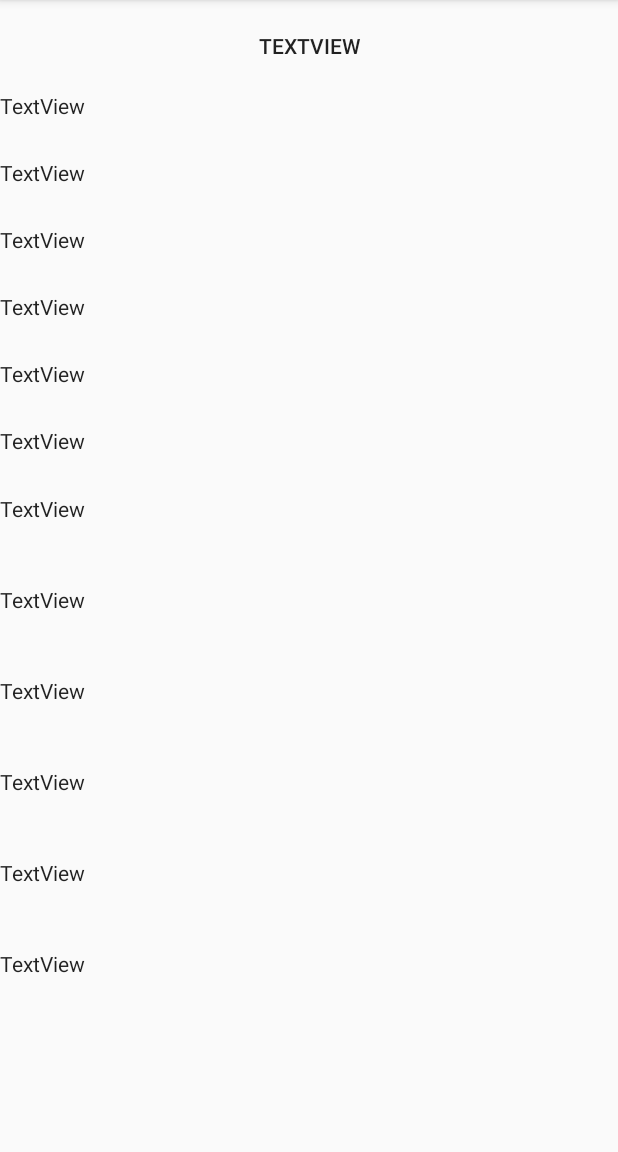
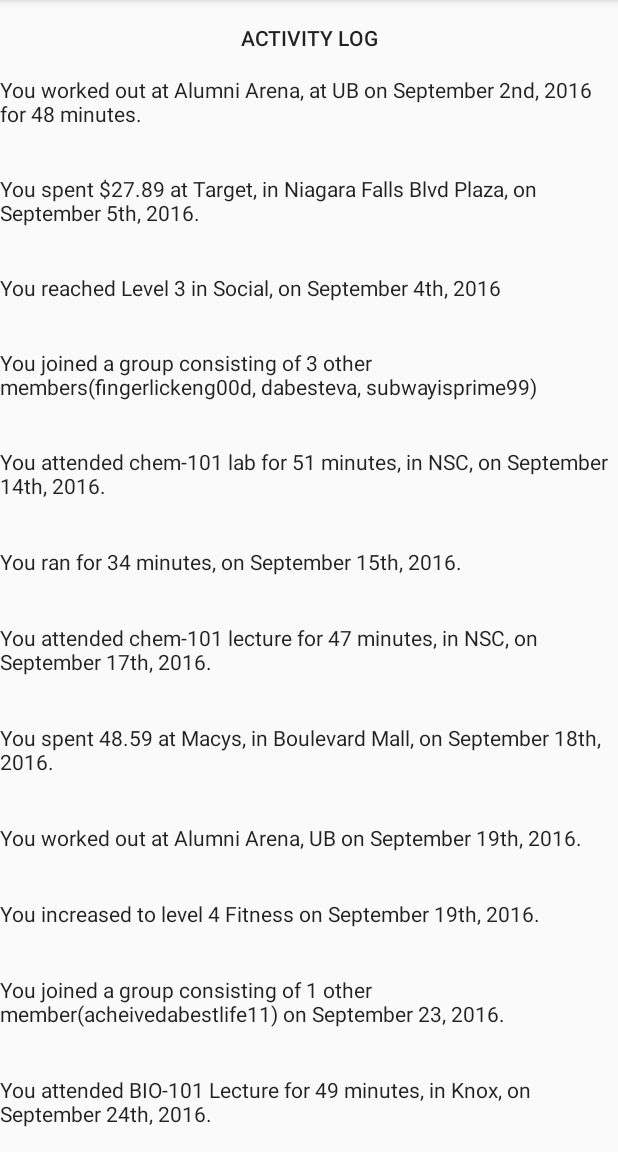
Before and after one commit to achievelife/android, an Android app: the activity_log screen opened directly, with no data from a screen before it, on a phone screen of 412 x 824 dp, the part 84-1236 px from its top. Run offline under Robolectric (Android 15) with nearby library versions, the phone set to English and light mode, and no system bars.

Commit message:
made runnable activity log with demo values

```diff
--- a/AchieveLife/app/src/main/AndroidManifest.xml
+++ b/AchieveLife/app/src/main/AndroidManifest.xml
@@ -40,6 +40,7 @@
             android:label="@string/title_activity_fitness"></activity>
 
         <activity android:name=".activity_log" />
+
     </application>
 
 </manifest>
--- a/AchieveLife/app/src/main/java/cse442/achievelife/Main_login.java
+++ b/AchieveLife/app/src/main/java/cse442/achievelife/Main_login.java
@@ -18,6 +18,7 @@ public class Main_login extends AppCompatActivity {
         Button fitness_Button = (Button) findViewById(R.id.fitnessButton);
         Button leaderBoard_Button = (Button) findViewById(R.id.leaderBoardButton);
         Button settings_Button = (Button) findViewById(R.id.settingsButton);
+        Button activity_log_Button = (Button) findViewById(R.id.activity_logButton);
 
         intelligence_Button.setOnClickListener(new View.OnClickListener(){
             public void onClick(View v){
@@ -33,5 +34,11 @@ public class Main_login extends AppCompatActivity {
             }
         });
 
+        activity_log_Button.setOnClickListener(new View.OnClickListener(){
+            public void onClick(View v){
+                Intent intent = new Intent(getApplicationContext(), activity_log.class);
+                startActivity(intent);
+            }
+        });
     }
 }
--- a/AchieveLife/app/src/main/res/layout/activity_activity_log.xml
+++ b/AchieveLife/app/src/main/res/layout/activity_activity_log.xml
@@ -1,12 +1,14 @@
 <?xml version="1.0" encoding="utf-8"?>
 <LinearLayout xmlns:android="http://schemas.android.com/apk/res/android"
     xmlns:tools="http://schemas.android.com/tools"
-    android:orientation="vertical" android:layout_width="match_parent"
+    android:orientation="vertical"
+    android:layout_width="match_parent"
     android:layout_height="match_parent"
-    android:weightSum="1">
+    android:weightSum="1"
+    tools:context="cse442.achievelife.activity_log" >
 
     <TextView
-        android:text="TextView"
+        android:text="Activity Log"
         android:layout_width="match_parent"
         android:layout_height="wrap_content"
         android:id="@+id/textView8"
@@ -17,61 +19,61 @@
         tools:textSize="14sp" />
 
     <TextView
-        android:text="TextView"
+        android:text="You worked out at Alumni Arena, at UB on September 2nd, 2016 for 48 minutes."
         android:layout_width="match_parent"
         android:layout_height="wrap_content"
         android:id="@+id/textView2"
-        android:layout_weight="0.05"
+        android:layout_weight="0.08"
         tools:text="You worked out at Alumni Arena, at UB on September 2nd, 2016 for 48 minutes."
         android:textAppearance="@style/TextAppearance.AppCompat.Body1" />
 
     <TextView
-        android:text="TextView"
+        android:text="You spent $27.89 at Target, in Niagara Falls Blvd Plaza, on September 5th, 2016."
         android:layout_width="match_parent"
         android:layout_height="wrap_content"
         android:id="@+id/textView3"
-        android:layout_weight="0.05"
+        android:layout_weight="0.08"
         tools:text="You spent $27.89 at Target, in Niagara Falls Blvd Plaza, on September 5th, 2016."
         android:textAppearance="@style/TextAppearance.AppCompat.Body1" />
 
     <TextView
-        android:text="TextView"
+        android:text="You reached Level 3 in Social, on September 4th, 2016"
         android:layout_width="match_parent"
         android:layout_height="wrap_content"
         android:id="@+id/textView5"
-        android:layout_weight="0.05"
+        android:layout_weight="0.08"
         tools:text="You reached Level 3 in Social, on September 4th, 2016"
         android:textAppearance="@style/TextAppearance.AppCompat.Body1" />
 
     <TextView
-        android:text="TextView"
+        android:text="You joined a group consisting of 3 other members(fingerlickeng00d, dabesteva, subwayisprime99)"
         android:layout_width="match_parent"
         android:layout_height="wrap_content"
         android:id="@+id/textView4"
-        android:layout_weight="0.05"
+        android:layout_weight="0.08"
         tools:text="You joined a group consisting of 3 other members(fingerlickeng00d, dabesteva, subwayisprime99)"
         android:textAppearance="@style/TextAppearance.AppCompat.Body1" />
 
     <TextView
-        android:text="TextView"
+        android:text="You attended chem-101 lab for 51 minutes, in NSC, on September 14th, 2016."
         android:layout_width="match_parent"
         android:layout_height="wrap_content"
         android:id="@+id/textView6"
-        android:layout_weight="0.05"
+        android:layout_weight="0.08"
         tools:text="You attended chem-101 lab for 51 minutes, in NSC, on September 14th, 2016."
         android:textAppearance="@style/TextAppearance.AppCompat.Body1" />
 
     <TextView
-        android:text="TextView"
+        android:text="You ran for 34 minutes, on September 15th, 2016."
         android:layout_width="match_parent"
         android:layout_height="wrap_content"
         android:id="@+id/textView7"
-        android:layout_weight="0.05"
+        android:layout_weight="0.08"
         tools:text="You ran for 34 minutes, on September 15th, 2016."
         android:textAppearance="@style/TextAppearance.AppCompat.Body1" />
 
     <TextView
-        android:text="TextView"
+        android:text="You attended chem-101 lecture for 47 minutes, in NSC, on September 17th, 2016."
         android:layout_width="match_parent"
         android:layout_height="wrap_content"
         android:id="@+id/textView9"
@@ -80,7 +82,7 @@
         android:textAppearance="@style/TextAppearance.AppCompat.Body1" />
 
     <TextView
-        android:text="TextView"
+        android:text="You spent 48.59 at Macys, in Boulevard Mall, on September 18th, 2016."
         android:layout_width="match_parent"
         android:layout_height="wrap_content"
         android:id="@+id/textView10"
@@ -89,7 +91,7 @@
         android:textAppearance="@style/TextAppearance.AppCompat.Body1" />
 
     <TextView
-        android:text="TextView"
+        android:text="You worked out at Alumni Arena, UB on September 19th, 2016."
         android:layout_width="match_parent"
         android:layout_height="wrap_content"
         android:id="@+id/textView11"
@@ -98,7 +100,7 @@
         android:textAppearance="@style/TextAppearance.AppCompat.Body1" />
 
     <TextView
-        android:text="TextView"
+        android:text="You increased to level 4 Fitness on September 19th, 2016."
         android:layout_width="match_parent"
         android:layout_height="wrap_content"
         android:id="@+id/textView12"
@@ -107,7 +109,7 @@
         android:textAppearance="@style/TextAppearance.AppCompat.Body1" />
 
     <TextView
-        android:text="TextView"
+        android:text="You joined a group consisting of 1 other member(acheivedabestlife11) on September 23, 2016."
         android:layout_width="match_parent"
         android:layout_height="wrap_content"
         android:id="@+id/textView13"
@@ -116,7 +118,7 @@
         android:textAppearance="@style/TextAppearance.AppCompat.Body1" />
 
     <TextView
-        android:text="TextView"
+        android:text="You attended BIO-101 Lecture for 49 minutes, in Knox, on September 24th, 2016."
         android:layout_width="match_parent"
         android:layout_height="wrap_content"
         android:id="@+id/textView14"
--- a/AchieveLife/app/src/main/res/layout/activity_main_login.xml
+++ b/AchieveLife/app/src/main/res/layout/activity_main_login.xml
@@ -41,6 +41,13 @@
         <Button
             android:layout_width="fill_parent"
             android:layout_height="120dp"
+            android:text="@string/action_activity_log"
+            android:id="@+id/activity_logButton"
+            android:layout_gravity="center_horizontal" />
+
+        <Button
+            android:layout_width="fill_parent"
+            android:layout_height="120dp"
             android:text="@string/action_settings"
             android:id="@+id/settingsButton"
             android:layout_gravity="center_horizontal" />
--- a/AchieveLife/app/src/main/res/values/strings.xml
+++ b/AchieveLife/app/src/main/res/values/strings.xml
@@ -2,6 +2,7 @@
     <string name="app_name">AchieveLife</string>
     <string name="action_intelligence">Intelligence</string>
     <string name="action_fitness">Fitness</string>
+    <string name="action_activity_log">Activity Log</string>
     <string name="action_leaderBoard">Leader Board</string>
     <string name="action_settings">Settings</string>
     <string name="title_activity_fitness">Map</string>
```
